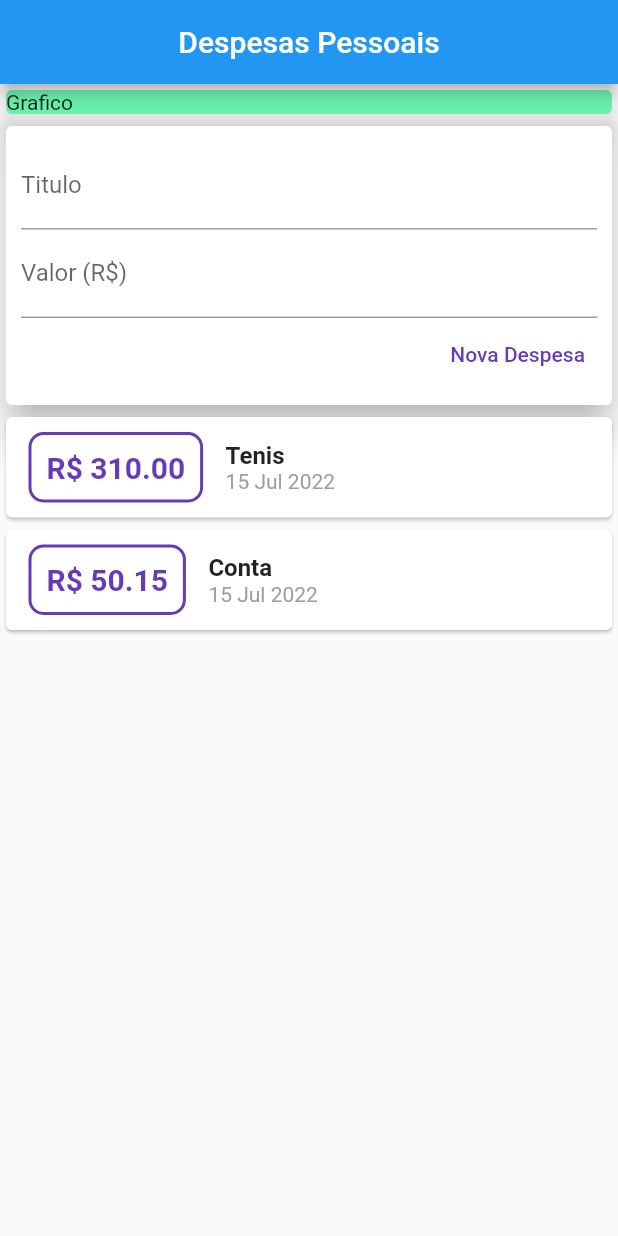
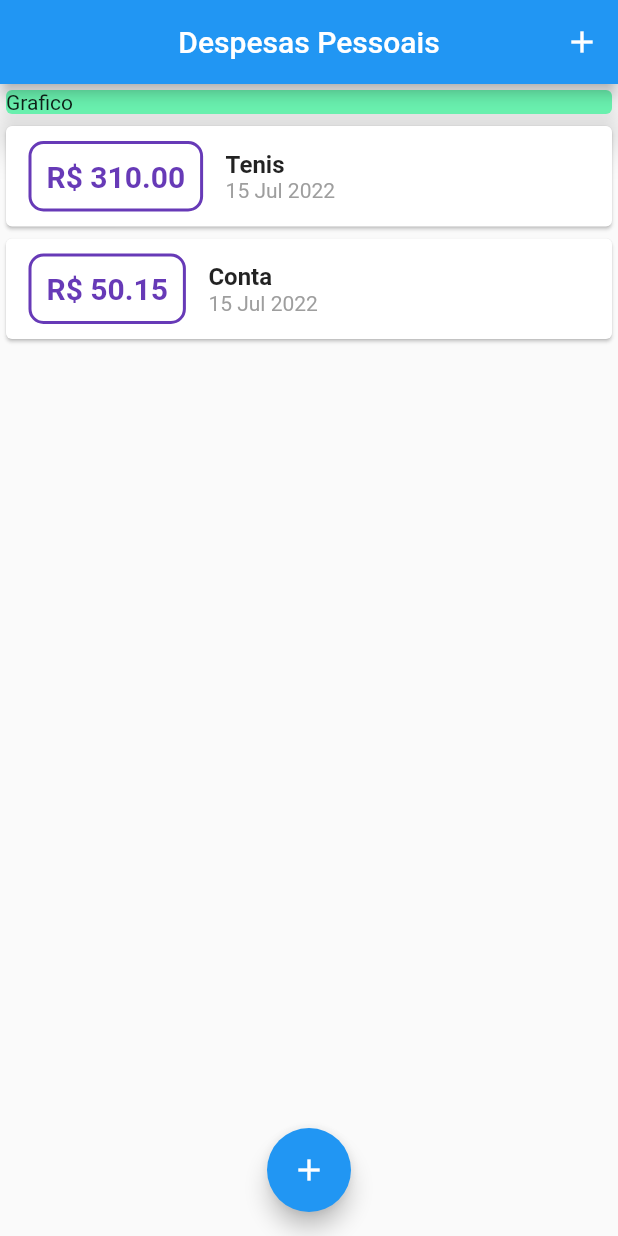
Before and after one commit to miradouro/despesas_pessoais_FLUTTER, a Flutter app: the screen it shows after launch, on a phone screen of 412 x 824 dp. Run offline on Flutter 3.47's test engine with Material 2 defaults, Android fonts, the phone set to English and light mode, and no system bars.

Commit message:
fourth commit

```diff
--- a/lib/components/transaction_user.dart
+++ /dev/null
@@ -1,45 +0,0 @@
-import 'dart:math';
-
-import 'package:flutter/material.dart';
-import '../models/transaction.dart';
-import 'transaction_list.dart';
-import 'transaction_form.dart';
-
-class TransactionUser extends StatefulWidget {
-  const TransactionUser({Key? key}) : super(key: key);
-
-  @override
-  State<TransactionUser> createState() => _TransactionUserState();
-}
-
-class _TransactionUserState extends State<TransactionUser> {
-
-
-  final _transactions = [
-    Transaction(id: "t1", title: "Tenis", value: 310, date: DateTime.now()),
-    Transaction(id: "t2", title: "Conta", value: 50.15, date: DateTime.now()),
-  ];
-
-  _addTransaction(String title, double value){
-    final newTransaction = Transaction(
-        id: Random().nextDouble().toString(),
-        title: title,
-        value: value,
-        date: DateTime.now()
-    );
-
-    setState((){
-      _transactions.add(newTransaction);
-    });
-  }
-
-  @override
-  Widget build(BuildContext context) {
-    return Column(
-      children: [
-        TransactionForm(_addTransaction),
-        TransactionList(_transactions),
-      ],
-    );
-  }
-}
--- a/lib/main.dart
+++ b/lib/main.dart
@@ -1,7 +1,8 @@
-import 'package:despesas_pessoais/components/transaction_user.dart';
 import 'package:flutter/material.dart';
-
-// testando
+import 'components/transaction_form.dart';
+import 'models/transaction.dart';
+import 'components/transaction_list.dart';
+import 'dart:math';
 
 void main() => runApp(const ExpensesApp());
 
@@ -17,7 +18,40 @@ class ExpensesApp extends StatelessWidget {
   }
 }
 
-class MyHomePage extends StatelessWidget {
+class MyHomePage extends StatefulWidget {
+
+  @override
+  State<MyHomePage> createState() => _MyHomePageState();
+}
+
+class _MyHomePageState extends State<MyHomePage> {
+
+
+  final _transactions = [
+    Transaction(id: "t1", title: "Tenis", value: 310, date: DateTime.now()),
+    Transaction(id: "t2", title: "Conta", value: 50.15, date: DateTime.now()),
+  ];
+
+  _addTransaction(String title, double value){
+    final newTransaction = Transaction(
+        id: Random().nextDouble().toString(),
+        title: title,
+        value: value,
+        date: DateTime.now()
+    );
+    setState((){
+      _transactions.add(newTransaction);
+    });
+    Navigator.of(context).pop();
+  }
+
+  _openTransactionFormModal(BuildContext context) {
+    showModalBottomSheet(
+      context: context,
+      builder: (_) {
+        return TransactionForm(_addTransaction);
+      });
+  }
 
   @override
   Widget build(BuildContext context) {
@@ -25,6 +59,12 @@ class MyHomePage extends StatelessWidget {
       appBar: AppBar(
         title: Text("Despesas Pessoais"),
         centerTitle: true,
+        actions: <Widget>[
+          IconButton(
+            onPressed: () => _openTransactionFormModal(context),
+            icon: Icon(Icons.add),
+          ),
+        ],
       ),
       body: SingleChildScrollView(
         child: Column(
@@ -38,12 +78,15 @@ class MyHomePage extends StatelessWidget {
                 elevation: 10,
               ),
             ),
-
-            TransactionUser(),
-
+            TransactionList(_transactions),
           ],
         ),
       ),
+      floatingActionButton: FloatingActionButton(
+        child: Icon(Icons.add),
+        onPressed: () => _openTransactionFormModal(context),
+      ),
+      floatingActionButtonLocation: FloatingActionButtonLocation.centerFloat,
     );
   }
 }
```
Also changed, not shown: lib/components/transaction_form.dart (+23 -10 lines).
